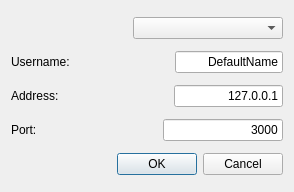
Above: connecttodocument.ui from obiwankennedy/cahootseditor before the change. Below: the same form after it.
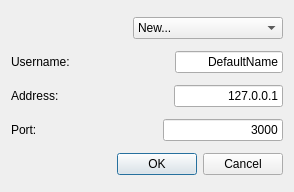
That is the form after the change.

Commit message: New names and corresponding IP addresses and ports can now be added to the ComboBox, but I need the information to be saved permanently - even when we quit the app.

What changed in the file:
```diff
--- a/connecttodocument.ui
+++ b/connecttodocument.ui
@@ -37,6 +37,11 @@
          <height>0</height>
         </size>
        </property>
+       <item>
+        <property name="text">
+         <string>New...</string>
+        </property>
+       </item>
       </widget>
      </item>
     </layout>
```
The commit also changes 4 other files.
